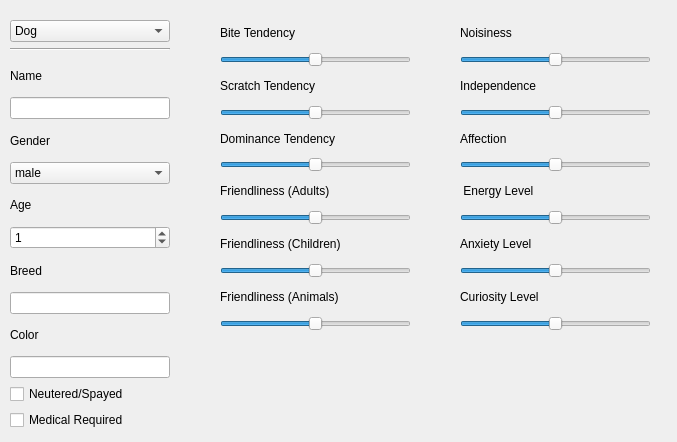
lfroms/cuacs, file app/MainWindow/AnimalDetailsModal.ui: the form before one commit.
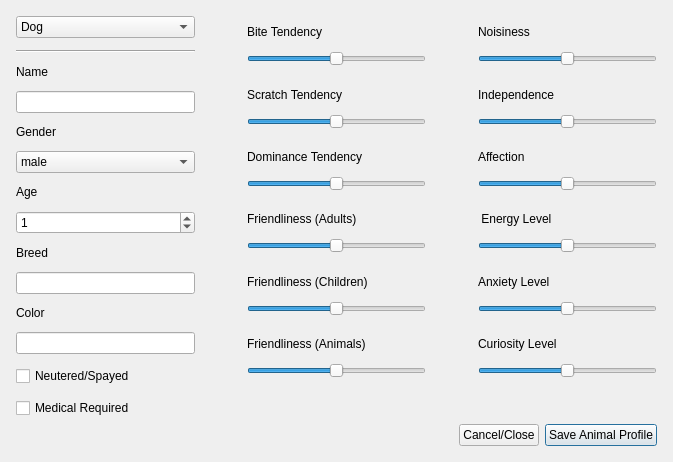
The form after the commit.

Commit message: Add functional AnimalDetailsModal for editing

Diff of the .ui file:
```diff
--- a/app/MainWindow/AnimalDetailsModal.ui
+++ b/app/MainWindow/AnimalDetailsModal.ui
@@ -6,28 +6,226 @@
    <rect>
     <x>0</x>
     <y>0</y>
-    <width>677</width>
-    <height>442</height>
+    <width>673</width>
+    <height>439</height>
    </rect>
   </property>
   <property name="windowTitle">
    <string>Animal Details</string>
   </property>
-  <widget class="QWidget" name="verticalLayoutWidget_2">
-   <property name="geometry">
-    <rect>
-     <x>220</x>
-     <y>20</y>
-     <width>191</width>
-     <height>311</height>
-    </rect>
-   </property>
-   <layout class="QVBoxLayout" name="verticalLayout_2">
+  <property name="sizeGripEnabled">
+   <bool>false</bool>
+  </property>
+  <property name="modal">
+   <bool>true</bool>
+  </property>
+  <layout class="QVBoxLayout" name="verticalLayout">
+   <property name="spacing">
+    <number>6</number>
+   </property>
+   <property name="leftMargin">
+    <number>16</number>
+   </property>
+   <property name="topMargin">
+    <number>16</number>
+   </property>
+   <property name="rightMargin">
+    <number>16</number>
+   </property>
+   <property name="bottomMargin">
+    <number>16</number>
+   </property>
+   <item>
+    <layout class="QHBoxLayout" name="horizontalLayout" stretch="1,0,1,0,1">
+     <property name="spacing">
+      <number>12</number>
+     </property>
+     <property name="sizeConstraint">
+      <enum>QLayout::SetDefaultConstraint</enum>
+     </property>
+     <item>
+      <layout class="QVBoxLayout" name="FirstColumn">
+       <item>
+        <widget class="QComboBox" name="animalType">
+         <property name="maxVisibleItems">
+          <number>10</number>
+         </property>
+         <item>
+          <property name="text">
+           <string>Dog</string>
+          </property>
+         </item>
+         <item>
+          <property name="text">
+           <string>Cat</string>
+          </property>
+         </item>
+         <item>
+          <property name="text">
+           <string>Rabbit</string>
+          </property>
+         </item>
+        </widget>
+       </item>
+       <item>
+        <widget class="Line" name="line">
+         <property name="orientation">
+          <enum>Qt::Horizontal</enum>
+         </property>
+        </widget>
+       </item>
+       <item>
+        <widget class="QLabel" name="nameLabel">
+         <property name="text">
+          <string>Name</string>
+         </property>
+         <property name="alignment">
+          <set>Qt::AlignBottom|Qt::AlignLeading|Qt::AlignLeft</set>
+         </property>
+        </widget>
+       </item>
+       <item>
+        <widget class="QLineEdit" name="nameEdit">
+         <property name="enabled">
+          <bool>true</bool>
+         </property>
+        </widget>
+       </item>
+       <item>
+        <widget class="QLabel" name="genderLabel">
+         <property name="text">
+          <string>Gender</string>
+         </property>
+         <property name="alignment">
+          <set>Qt::AlignBottom|Qt::AlignLeading|Qt::AlignLeft</set>
+         </property>
+        </widget>
+       </item>
+       <item>
+        <widget class="QComboBox" name="gender">
+         <item>
+          <property name="text">
+           <string>male</string>
+          </property>
+         </item>
+         <item>
+          <property name="text">
+           <string>female</string>
+          </property>
+         </item>
+        </widget>
+       </item>
+       <item>
+        <widget class="QLabel" name="ageLabel">
+         <property name="text">
+          <string>Age</string>
+         </property>
+         <property name="alignment">
+          <set>Qt::AlignBottom|Qt::AlignLeading|Qt::AlignLeft</set>
+         </property>
+        </widget>
+       </item>
+       <item>
+        <widget class="QSpinBox" name="ageEdit">
+         <property name="value">
+          <number>1</number>
+         </property>
+        </widget>
+       </item>
+       <item>
+        <widget class="QLabel" name="breedLabel">
+         <property name="text">
+          <string>Breed</string>
+         </property>
+         <property name="alignment">
+          <set>Qt::AlignBottom|Qt::AlignLeading|Qt::AlignLeft</set>
+         </property>
+        </widget>
+       </item>
+       <item>
+        <widget class="QLineEdit" name="breedEdit">
+         <property name="enabled">
+          <bool>true</bool>
+         </property>
+        </widget>
+       </item>
+       <item>
+        <widget class="QLabel" name="colorLabel">
+         <property name="text">
+          <string>Color</string>
+         </property>
+         <property name="alignment">
+          <set>Qt::AlignBottom|Qt::AlignLeading|Qt::AlignLeft</set>
+         </property>
+        </widget>
+       </item>
+       <item>
+        <widget class="QLineEdit" name="colorEdit">
+         <property name="enabled">
+          <bool>true</bool>
+         </property>
+        </widget>
+       </item>
+       <item>
+        <widget class="QCheckBox" name="neuteredCheckBox">
+         <property name="enabled">
+          <bool>true</bool>
+         </property>
+         <property name="text">
+          <string>Neutered/Spayed</string>
+         </property>
+        </widget>
+       </item>
+       <item>
+        <widget class="QCheckBox" name="medicalCheckbox">
+         <property name="enabled">
+          <bool>true</bool>
+         </property>
+         <property name="text">
+          <string>Medical Required</string>
+         </property>
+        </widget>
+       </item>
+      </layout>
+     </item>
+     <item>
+      <spacer name="horizontalSpacer">
+       <property name="orientation">
+        <enum>Qt::Horizontal</enum>
+       </property>
+       <property name="sizeHint" stdset="0">
+        <size>
+         <width>40</width>
+         <height>20</height>
+        </size>
+       </property>
+      </spacer>
+     </item>
+     <item>
+      <layout class="QVBoxLayout" name="SecondColumn" stretch="0,0,0,0,0,0,0,0,0,0,0,0,0">
+       <property name="spacing">
+        <number>12</number>
+       </property>
+       <property name="sizeConstraint">
+        <enum>QLayout::SetDefaultConstraint</enum>
+       </property>
+       <property name="leftMargin">
+        <number>0</number>
+       </property>
     <item>
      <widget class="QLabel" name="biteLabel">
+         <property name="sizePolicy">
+          <sizepolicy hsizetype="Preferred" vsizetype="Preferred">
+           <horstretch>0</horstretch>
+           <verstretch>0</verstretch>
+          </sizepolicy>
+         </property>
       <property name="text">
        <string>Bite Tendency</string>
       </property>
+         <property name="alignment">
+          <set>Qt::AlignBottom|Qt::AlignLeading|Qt::AlignLeft</set>
+         </property>
      </widget>
     </item>
     <item>
@@ -48,9 +246,18 @@
     </item>
     <item>
      <widget class="QLabel" name="scratchLabel">
+         <property name="sizePolicy">
+          <sizepolicy hsizetype="Preferred" vsizetype="Preferred">
+           <horstretch>0</horstretch>
+           <verstretch>0</verstretch>
+          </sizepolicy>
+         </property>
       <property name="text">
        <string>Scratch Tendency</string>
       </property>
+         <property name="alignment">
+          <set>Qt::AlignBottom|Qt::AlignLeading|Qt::AlignLeft</set>
+         </property>
      </widget>
     </item>
     <item>
@@ -71,9 +278,18 @@
     </item>
     <item>
      <widget class="QLabel" name="assertDominanceLabel">
+         <property name="sizePolicy">
+          <sizepolicy hsizetype="Preferred" vsizetype="Preferred">
+           <horstretch>0</horstretch>
+           <verstretch>0</verstretch>
+          </sizepolicy>
+         </property>
       <property name="text">
        <string>Dominance Tendency</string>
       </property>
+         <property name="alignment">
+          <set>Qt::AlignBottom|Qt::AlignLeading|Qt::AlignLeft</set>
+         </property>
      </widget>
     </item>
     <item>
@@ -94,9 +310,18 @@
     </item>
     <item>
      <widget class="QLabel" name="adultFriendlinessLabel">
+         <property name="sizePolicy">
+          <sizepolicy hsizetype="Preferred" vsizetype="Preferred">
+           <horstretch>0</horstretch>
+           <verstretch>0</verstretch>
+          </sizepolicy>
+         </property>
       <property name="text">
        <string>Friendliness (Adults)</string>
       </property>
+         <property name="alignment">
+          <set>Qt::AlignBottom|Qt::AlignLeading|Qt::AlignLeft</set>
+         </property>
      </widget>
     </item>
     <item>
@@ -117,9 +342,18 @@
     </item>
     <item>
      <widget class="QLabel" name="childFriendlinessLabel">
+         <property name="sizePolicy">
+          <sizepolicy hsizetype="Preferred" vsizetype="Preferred">
+           <horstretch>0</horstretch>
+           <verstretch>0</verstretch>
+          </sizepolicy>
+         </property>
       <property name="text">
        <string>Friendliness (Children)</string>
       </property>
+         <property name="alignment">
+          <set>Qt::AlignBottom|Qt::AlignLeading|Qt::AlignLeft</set>
+         </property>
      </widget>
     </item>
     <item>
@@ -140,9 +374,18 @@
     </item>
     <item>
      <widget class="QLabel" name="animalFriendlinessLabel">
+         <property name="sizePolicy">
+          <sizepolicy hsizetype="Preferred" vsizetype="Preferred">
+           <horstretch>0</horstretch>
+           <verstretch>0</verstretch>
+          </sizepolicy>
+         </property>
       <property name="text">
        <string>Friendliness (Animals)</string>
       </property>
+         <property name="alignment">
+          <set>Qt::AlignBottom|Qt::AlignLeading|Qt::AlignLeft</set>
+         </property>
      </widget>
     </item>
     <item>
@@ -161,23 +404,50 @@
       </property>
      </widget>
     </item>
-   </layout>
-  </widget>
-  <widget class="QWidget" name="verticalLayoutWidget_3">
-   <property name="geometry">
-    <rect>
-     <x>460</x>
-     <y>20</y>
-     <width>191</width>
-     <height>311</height>
-    </rect>
-   </property>
-   <layout class="QVBoxLayout" name="verticalLayout_3">
+       <item>
+        <spacer name="verticalSpacer_2">
+         <property name="orientation">
+          <enum>Qt::Vertical</enum>
+         </property>
+         <property name="sizeType">
+          <enum>QSizePolicy::Preferred</enum>
+         </property>
+         <property name="sizeHint" stdset="0">
+          <size>
+           <width>20</width>
+           <height>40</height>
+          </size>
+         </property>
+        </spacer>
+       </item>
+      </layout>
+     </item>
+     <item>
+      <spacer name="horizontalSpacer_2">
+       <property name="orientation">
+        <enum>Qt::Horizontal</enum>
+       </property>
+       <property name="sizeHint" stdset="0">
+        <size>
+         <width>40</width>
+         <height>20</height>
+        </size>
+       </property>
+      </spacer>
+     </item>
+     <item>
+      <layout class="QVBoxLayout" name="ThirdColumn">
+       <property name="spacing">
+        <number>12</number>
+       </property>
     <item>
      <widget class="QLabel" name="noiseLabel">
       <property name="text">
        <string>Noisiness</string>
       </property>
+         <property name="alignment">
+          <set>Qt::AlignBottom|Qt::AlignLeading|Qt::AlignLeft</set>
+         </property>
      </widget>
     </item>
     <item>
@@ -201,6 +471,9 @@
       <property name="text">
        <string>Independence</string>
       </property>
+         <property name="alignment">
+          <set>Qt::AlignBottom|Qt::AlignLeading|Qt::AlignLeft</set>
+         </property>
      </widget>
     </item>
     <item>
@@ -224,6 +497,9 @@
       <property name="text">
        <string>Affection</string>
       </property>
+         <property name="alignment">
+          <set>Qt::AlignBottom|Qt::AlignLeading|Qt::AlignLeft</set>
+         </property>
      </widget>
     </item>
     <item>
@@ -247,6 +523,9 @@
       <property name="text">
        <string> Energy Level</string>
       </property>
+         <property name="alignment">
+          <set>Qt::AlignBottom|Qt::AlignLeading|Qt::AlignLeft</set>
+         </property>
      </widget>
     </item>
     <item>
@@ -270,6 +549,9 @@
       <property name="text">
        <string>Anxiety Level</string>
       </property>
+         <property name="alignment">
+          <set>Qt::AlignBottom|Qt::AlignLeading|Qt::AlignLeft</set>
+         </property>
      </widget>
     </item>
     <item>
@@ -293,6 +575,9 @@
       <property name="text">
        <string>Curiosity Level</string>
       </property>
+         <property name="alignment">
+          <set>Qt::AlignBottom|Qt::AlignLeading|Qt::AlignLeft</set>
+         </property>
      </widget>
     </item>
     <item>
@@ -311,162 +596,79 @@
       </property>
      </widget>
     </item>
-   </layout>
-  </widget>
-  <widget class="QWidget" name="verticalLayoutWidget">
-   <property name="geometry">
-    <rect>
-     <x>10</x>
-     <y>20</y>
-     <width>160</width>
-     <height>410</height>
-    </rect>
-   </property>
-   <layout class="QVBoxLayout" name="verticalLayout">
     <item>
-     <widget class="QComboBox" name="animalType">
-      <property name="maxVisibleItems">
-       <number>10</number>
-      </property>
-      <item>
-       <property name="text">
-        <string>Dog</string>
-       </property>
-      </item>
-      <item>
-       <property name="text">
-        <string>Cat</string>
-       </property>
-      </item>
-      <item>
-       <property name="text">
-        <string>Rabbit</string>
-       </property>
-      </item>
-     </widget>
-    </item>
-    <item>
-     <widget class="Line" name="line">
-      <property name="orientation">
-       <enum>Qt::Horizontal</enum>
-      </property>
-     </widget>
-    </item>
-    <item>
-     <spacer name="verticalSpacer">
+        <spacer name="verticalSpacer_3">
       <property name="orientation">
        <enum>Qt::Vertical</enum>
       </property>
       <property name="sizeType">
-       <enum>QSizePolicy::Fixed</enum>
+          <enum>QSizePolicy::Preferred</enum>
       </property>
       <property name="sizeHint" stdset="0">
        <size>
         <width>20</width>
-        <height>4</height>
+           <height>40</height>
        </size>
       </property>
      </spacer>
     </item>
-    <item>
-     <widget class="QLabel" name="nameLabel">
-      <property name="text">
-       <string>Name</string>
-      </property>
-     </widget>
-    </item>
-    <item>
-     <widget class="QLineEdit" name="nameEdit">
-      <property name="enabled">
-       <bool>true</bool>
-      </property>
-     </widget>
+      </layout>
+     </item>
+    </layout>
     </item>
     <item>
-     <widget class="QLabel" name="genderLabel">
-      <property name="text">
-       <string>Gender</string>
-      </property>
-     </widget>
-    </item>
+    <layout class="QHBoxLayout" name="Actions" stretch="0,0,0">
     <item>
-     <widget class="QComboBox" name="gender">
-      <item>
-       <property name="text">
-        <string>male</string>
+      <spacer name="toolbarSpacer">
+       <property name="orientation">
+        <enum>Qt::Horizontal</enum>
        </property>
-      </item>
-      <item>
-       <property name="text">
-        <string>female</string>
+       <property name="sizeHint" stdset="0">
+        <size>
+         <width>40</width>
+         <height>20</height>
+        </size>
        </property>
-      </item>
-     </widget>
-    </item>
+      </spacer>
+     </item>
     <item>
-     <widget class="QLabel" name="ageLabel">
-      <property name="text">
-       <string>Age</string>
-      </property>
-     </widget>
-    </item>
-    <item>
-     <widget class="QSpinBox" name="ageEdit">
-      <property name="value">
-       <number>1</number>
-      </property>
-     </widget>
-    </item>
-    <item>
-     <widget class="QLabel" name="breedLabel">
+      <widget class="QPushButton" name="cancelButton">
+       <property name="sizePolicy">
+        <sizepolicy hsizetype="Maximum" vsizetype="Fixed">
+         <horstretch>0</horstretch>
+         <verstretch>0</verstretch>
+        </sizepolicy>
+       </property>
       <property name="text">
-       <string>Breed</string>
-      </property>
-     </widget>
-    </item>
-    <item>
-     <widget class="QLineEdit" name="breedEdit">
-      <property name="enabled">
-       <bool>true</bool>
+        <string>Cancel/Close</string>
+       </property>
+       <property name="autoDefault">
+        <bool>false</bool>
       </property>
      </widget>
     </item>
     <item>
-     <widget class="QLabel" name="colorLabel">
-      <property name="text">
-       <string>Color</string>
-      </property>
-     </widget>
-    </item>
-    <item>
-     <widget class="QLineEdit" name="colorEdit">
-      <property name="enabled">
-       <bool>true</bool>
-      </property>
-     </widget>
-    </item>
-    <item>
-     <widget class="QCheckBox" name="neuteredCheckBox">
-      <property name="enabled">
-       <bool>true</bool>
-      </property>
+      <widget class="QPushButton" name="saveButton">
+       <property name="sizePolicy">
+        <sizepolicy hsizetype="Maximum" vsizetype="Fixed">
+         <horstretch>0</horstretch>
+         <verstretch>0</verstretch>
+        </sizepolicy>
+       </property>
       <property name="text">
-       <string>Neutered/Spayed</string>
-      </property>
-     </widget>
-    </item>
-    <item>
-     <widget class="QCheckBox" name="medicalCheckbox">
-      <property name="enabled">
+        <string>Save Animal Profile</string>
+       </property>
+       <property name="default">
        <bool>true</bool>
       </property>
-      <property name="text">
-       <string>Medical Required</string>
+       <property name="flat">
+        <bool>false</bool>
       </property>
      </widget>
     </item>
    </layout>
-  </widget>
+   </item>
+  </layout>
  </widget>
  <resources/>
  <connections/>
```
Left out of the diff: 42 changed lines with no effect on the pictures. Lines whose indentation alone changed are shown as unchanged. The commit also changes 5 other files.
